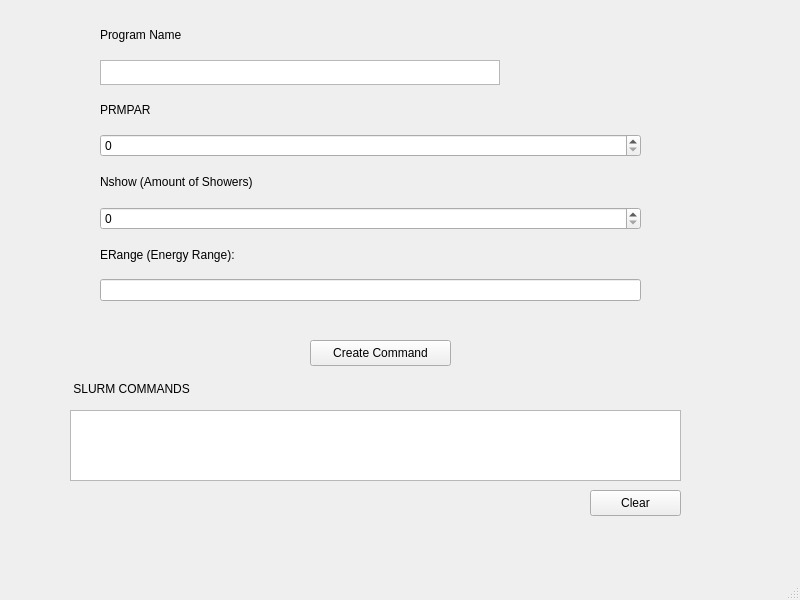
Qt form mainwindow.ui (aayush4515/EPIC-UI) before a commit.
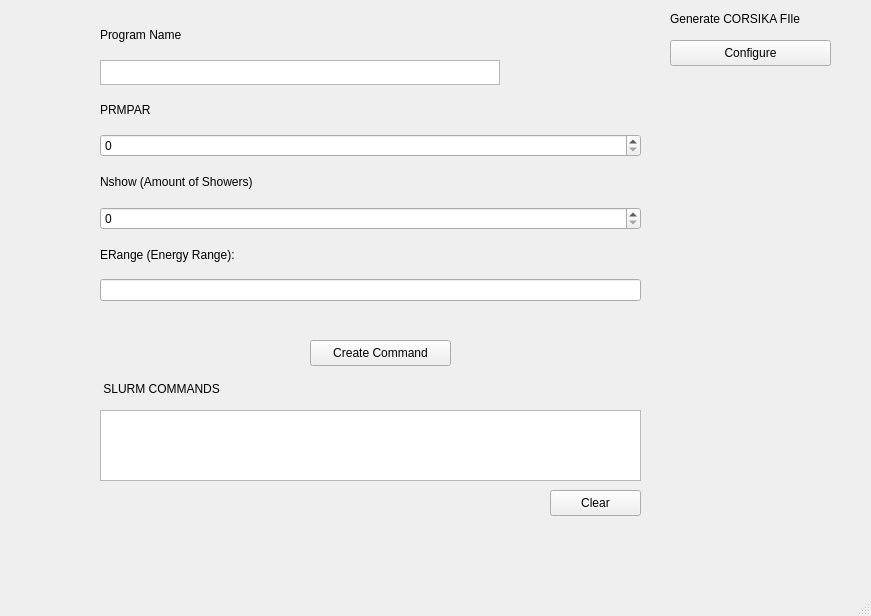
The same form after that commit.

Commit message: Added a corsika configure button that pops up a dialog box to enter corsika file inputs

Diff of the .ui file:
```diff
--- a/mainwindow.ui
+++ b/mainwindow.ui
@@ -6,8 +6,8 @@
    <rect>
     <x>0</x>
     <y>0</y>
-    <width>800</width>
-    <height>600</height>
+    <width>871</width>
+    <height>616</height>
    </rect>
   </property>
   <property name="windowTitle">
@@ -30,9 +30,9 @@
    <widget class="QTextBrowser" name="textDisplayCommands">
     <property name="geometry">
      <rect>
-      <x>70</x>
+      <x>100</x>
       <y>410</y>
-      <width>611</width>
+      <width>541</width>
       <height>71</height>
      </rect>
     </property>
@@ -40,7 +40,7 @@
    <widget class="QLabel" name="label_3">
     <property name="geometry">
      <rect>
-      <x>70</x>
+      <x>100</x>
       <y>380</y>
       <width>151</width>
       <height>18</height>
@@ -53,7 +53,7 @@
    <widget class="QPushButton" name="btnClearCommands">
     <property name="geometry">
      <rect>
-      <x>590</x>
+      <x>550</x>
       <y>490</y>
       <width>91</width>
       <height>26</height>
@@ -138,6 +138,32 @@
      </item>
     </layout>
    </widget>
+   <widget class="QLabel" name="label">
+    <property name="geometry">
+     <rect>
+      <x>670</x>
+      <y>10</y>
+      <width>161</width>
+      <height>18</height>
+     </rect>
+    </property>
+    <property name="text">
+     <string>Generate CORSIKA FIle</string>
+    </property>
+   </widget>
+   <widget class="QPushButton" name="btnConfigureCorsika">
+    <property name="geometry">
+     <rect>
+      <x>670</x>
+      <y>40</y>
+      <width>161</width>
+      <height>26</height>
+     </rect>
+    </property>
+    <property name="text">
+     <string>Configure</string>
+    </property>
+   </widget>
   </widget>
   <widget class="QMenuBar" name="menubar">
    <property name="geometry">
```
Left out of the diff: 4 changed lines with no effect on the pictures. The commit also changes 6 other files.
